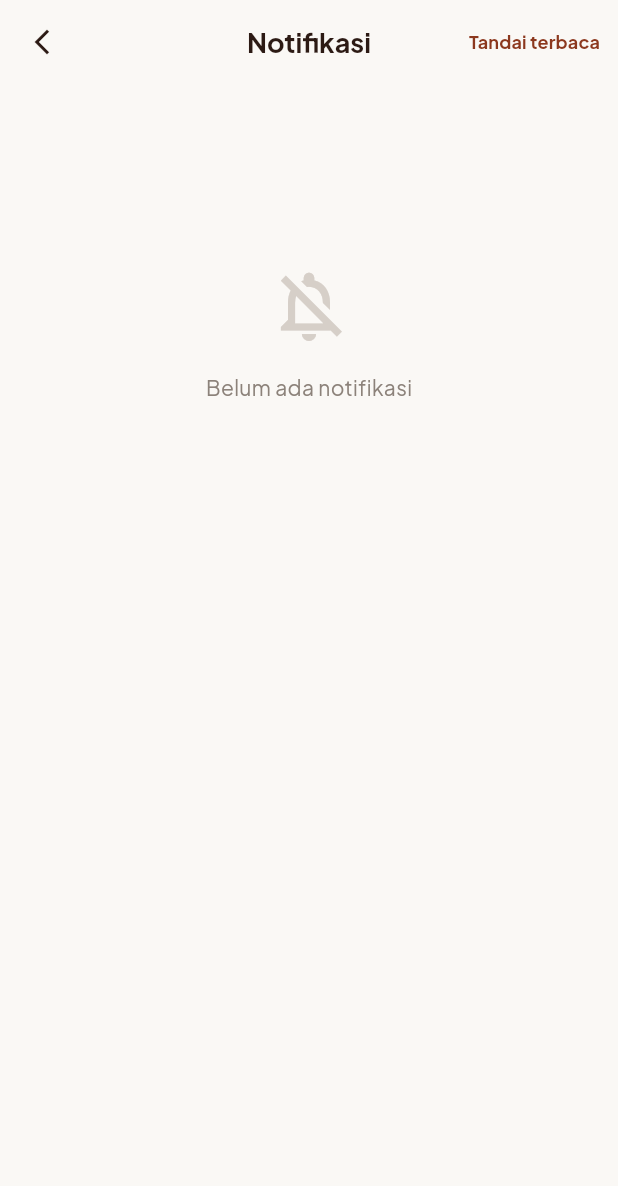
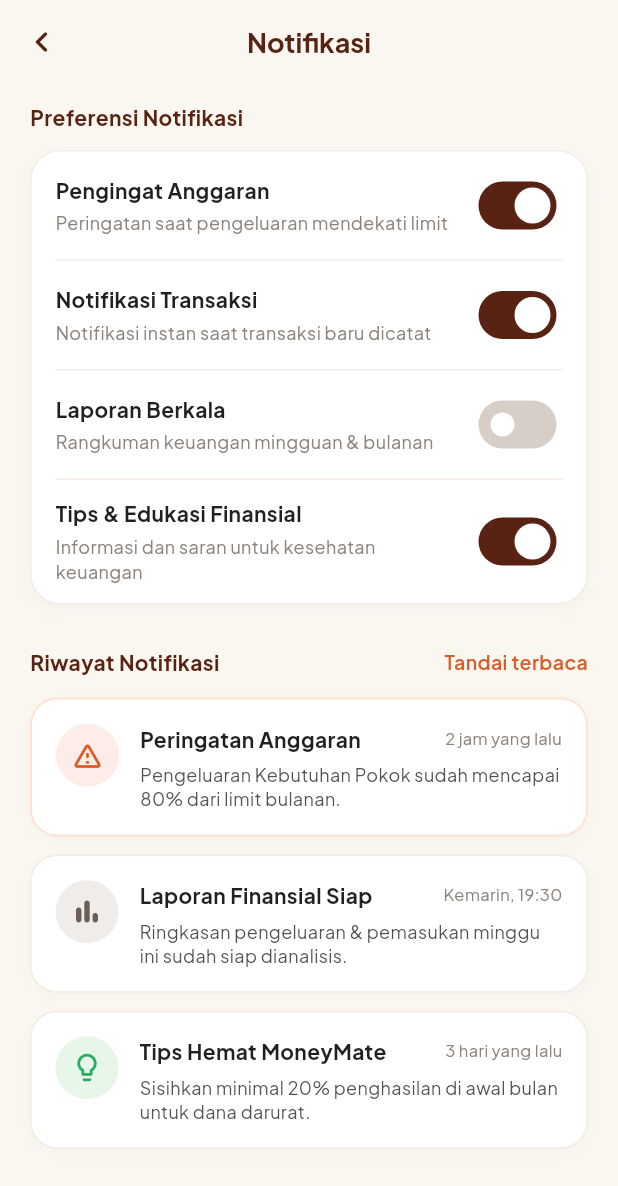
Before and after one commit to keisyalanika/MoneyMate, a Flutter app: the ProfileScreen screen opened directly, after a tap on "Notifikasi", on a phone screen of 412 x 824 dp. Shown: the top 1186 px of the screen. Run offline on Flutter 3.47's test engine with Material 3 defaults, Android fonts, the phone set to English and light mode, and no system bars; our stand-ins replace drift, flutter_secure_storage, google_fonts, google_sign_in, image_picker, shared_preferences; accounts and stored records are empty; generated files the repository leaves out were written again; network calls fail.

Commit message:
merubah beberapa tampilan di  setting dan menyingkronkan kembali

```diff
--- a/MOBILE/lib/navigation/app_router.dart
+++ b/MOBILE/lib/navigation/app_router.dart
@@ -13,6 +13,7 @@ import '../screens/dashboard_screen.dart';
 import '../screens/budget_screen.dart';
 import '../screens/edit_profile_screen.dart';
 import '../screens/notification_screen.dart';
+import '../screens/notification_settings_screen.dart';
 import '../screens/connect_bank_screen.dart';
 import '../screens/security_screen.dart';
 import '../screens/help_center_screen.dart';
@@ -78,7 +79,7 @@ class AppRouter {
       case editProfile:
         return MaterialPageRoute(builder: (_) => const EditProfileScreen());
       case profileNotification:
-        return MaterialPageRoute(builder: (_) => const NotificationScreen());
+        return MaterialPageRoute(builder: (_) => const NotificationSettingsScreen());
       case connectBank:
         return MaterialPageRoute(builder: (_) => const ConnectBankScreen());
       case security:
--- /dev/null
+++ b/MOBILE/lib/screens/notification_settings_screen.dart
@@ -0,0 +1,584 @@
+import 'package:flutter/material.dart';
+import 'package:intl/intl.dart';
+import 'package:shared_preferences/shared_preferences.dart';
+import '../services/api_service.dart';
+import '../utils/theme.dart';
+
+class NotificationSettingsScreen extends StatefulWidget {
+  const NotificationSettingsScreen({super.key});
+
+  @override
+  State<NotificationSettingsScreen> createState() => _NotificationSettingsScreenState();
+}
+
+class _NotificationSettingsScreenState extends State<NotificationSettingsScreen> {
+  bool _isLoading = true;
+
+  // Preferensi Notifikasi
+  bool _pengingatAnggaran = true;
+  bool _notifikasiTransaksi = true;
+  bool _laporanBerkala = false;
+  bool _tipsEdukasi = true;
+
+  // Riwayat Notifikasi dari Backend
+  List<Map<String, dynamic>> _notifications = [];
+
+  @override
+  void initState() {
+    super.initState();
+    _loadData();
+  }
+
+  /// Sinkronisasi Preferensi dan Riwayat Notifikasi dengan Backend
+  Future<void> _loadData() async {
+    setState(() => _isLoading = true);
+
+    try {
+      final prefs = await SharedPreferences.getInstance();
+
+      // 1. Ambil Pengaturan dari Backend (GET /api/settings)
+      final beSettings = await ApiService.fetchUserSettings();
+      final beNotifEnabled = beSettings['notification_enabled'];
+      final bool isGloballyEnabled = beNotifEnabled == 1 || beNotifEnabled == true;
+
+      if (!isGloballyEnabled) {
+        // Jika di backend dinonaktifkan secara global
+        _pengingatAnggaran = false;
+        _notifikasiTransaksi = false;
+        _laporanBerkala = false;
+        _tipsEdukasi = false;
+      } else {
+        // Ambil preferensi granular lokal
+        _pengingatAnggaran = prefs.getBool('pref_pengingat_anggaran') ?? true;
+        _notifikasiTransaksi = prefs.getBool('pref_notifikasi_transaksi') ?? true;
+        _laporanBerkala = prefs.getBool('pref_laporan_berkala') ?? false;
+        _tipsEdukasi = prefs.getBool('pref_tips_edukasi') ?? true;
+      }
+
+      // 2. Ambil Riwayat Notifikasi dari Backend (GET /api/notifications)
+      final remoteList = await ApiService.fetchNotifications();
+
+      if (remoteList.isNotEmpty) {
+        _notifications = remoteList.map((item) {
+          final title = (item['title'] ?? 'Pemberitahuan').toString();
+          final message = (item['message'] ?? item['body'] ?? '').toString();
+          final isRead = item['is_read'] == true || item['is_read'] == 1;
+          final style = _resolveStyle(title, message);
+
+          return {
+            'id': item['id'],
+            'title': title,
+            'description': message,
+            'time': _formatTime(item['created_at']),
+            'icon': style['icon'],
+            'iconColor': style['iconColor'],
+            'iconBgColor': style['iconBgColor'],
+            'isWarning': style['isWarning'],
+            'isUnread': !isRead,
+          };
+        }).toList();
+      } else {
+        // Fallback contoh realistis jika database backend belum memiliki notifikasi
+        _notifications = [
+          {
+            'id': null,
+            'title': 'Peringatan Anggaran',
+            'description': 'Pengeluaran Kebutuhan Pokok sudah mencapai 80% dari limit bulanan.',
+            'time': '2 jam yang lalu',
+            'icon': Icons.warning_amber_rounded,
+            'iconColor': const Color(0xFFD95B27),
+            'iconBgColor': const Color(0xFFFDECE7),
+            'isWarning': true,
+            'isUnread': true,
+          },
+          {
+            'id': null,
+            'title': 'Laporan Finansial Siap',
+            'description': 'Ringkasan pengeluaran & pemasukan minggu ini sudah siap dianalisis.',
+            'time': 'Kemarin, 19:30',
+            'icon': Icons.bar_chart_rounded,
+            'iconColor': const Color(0xFF6B5E57),
+            'iconBgColor': const Color(0xFFEFECE9),
+            'isWarning': false,
+            'isUnread': false,
+          },
+          {
+            'id': null,
+            'title': 'Tips Hemat MoneyMate',
+            'description': 'Sisihkan minimal 20% penghasilan di awal bulan untuk dana darurat.',
+            'time': '3 hari yang lalu',
+            'icon': Icons.lightbulb_outline_rounded,
+            'iconColor': const Color(0xFF27AE60),
+            'iconBgColor': const Color(0xFFE8F5E9),
+            'isWarning': false,
+            'isUnread': false,
+          },
+        ];
+      }
+    } catch (_) {
+      // Pertahankan data saat offline
+    } finally {
+      if (mounted) {
+        setState(() => _isLoading = false);
+      }
+    }
+  }
+
+  /// Format waktu ramah pengguna
+  String _formatTime(dynamic raw) {
+    if (raw == null) return 'Baru saja';
+    try {
+      final dt = DateTime.parse(raw.toString()).toLocal();
+      final now = DateTime.now();
+      final diff = now.difference(dt);
+
+      if (diff.inMinutes < 60) {
+        return diff.inMinutes <= 1 ? 'Baru saja' : '${diff.inMinutes} menit yang lalu';
+      } else if (diff.inHours < 24) {
+        return '${diff.inHours} jam yang lalu';
+      } else if (diff.inDays == 1) {
+        return 'Kemarin, ${DateFormat('HH:mm').format(dt)}';
+      } else if (diff.inDays < 7) {
+        return '${diff.inDays} hari yang lalu';
+      } else {
+        return DateFormat('dd MMM, HH:mm').format(dt);
+      }
+    } catch (_) {
+      return raw.toString();
+    }
+  }
+
+  /// Tentukan ikon dan warna badge berdasarkan kategori pesan
+  Map<String, dynamic> _resolveStyle(String title, String desc) {
+    final combined = ('$title $desc').toLowerCase();
+    if (combined.contains('anggaran') ||
+        combined.contains('peringatan') ||
+        combined.contains('limit') ||
+        combined.contains('overbudget') ||
+        combined.contains('bahaya') ||
+        combined.contains('80%') ||
+        combined.contains('⚠️')) {
+      return {
+        'icon': Icons.warning_amber_rounded,
+        'iconColor': const Color(0xFFD95B27),
+        'iconBgColor': const Color(0xFFFDECE7),
+        'isWarning': true,
+      };
+    } else if (combined.contains('laporan') ||
+        combined.contains('finansial') ||
+        combined.contains('ringkasan') ||
+        combined.contains('analisis') ||
+        combined.contains('mingguan') ||
+        combined.contains('rekap')) {
+      return {
+        'icon': Icons.bar_chart_rounded,
+        'iconColor': const Color(0xFF6B5E57),
+        'iconBgColor': const Color(0xFFEFECE9),
+        'isWarning': false,
+      };
+    } else if (combined.contains('tips') ||
+        combined.contains('hemat') ||
+        combined.contains('edukasi') ||
+        combined.contains('darurat') ||
+        combined.contains('ide') ||
+        combined.contains('saran') ||
+        combined.contains('promo')) {
+      return {
+        'icon': Icons.lightbulb_outline_rounded,
+        'iconColor': const Color(0xFF27AE60),
+        'iconBgColor': const Color(0xFFE8F5E9),
+        'isWarning': false,
+      };
+    }
+    return {
+      'icon': Icons.notifications_rounded,
+      'iconColor': AppColors.primaryBrown,
+      'iconBgColor': const Color(0xFFF2ECE6),
+      'isWarning': false,
+    };
+  }
+
+  /// Simpan preferensi notifikasi ke Local Storage dan Backend (PUT /api/settings)
+  Future<void> _updatePreference(String key, bool value) async {
+    final prefs = await SharedPreferences.getInstance();
+    await prefs.setBool(key, value);
+
+    // Hitung apakah setidaknya ada satu preferensi yang aktif
+    final hasActive = _pengingatAnggaran || _notifikasiTransaksi || _laporanBerkala || _tipsEdukasi;
+
+    // Sinkronkan ke Backend
+    await ApiService.updateUserSettings({
+      'notification_enabled': hasActive,
+    });
+  }
+
+  /// Tandai semua notifikasi terbaca di Backend (PUT /api/notifications/read-all)
+  Future<void> _markAllAsRead() async {
+    setState(() {
+      for (var n in _notifications) {
+        n['isUnread'] = false;
+      }
+    });
+
+    // Panggil endpoint Backend
+    await ApiService.markAllNotificationsAsRead();
+
+    if (mounted) {
+      ScaffoldMessenger.of(context).showSnackBar(
+        SnackBar(
+          content: const Text(
+            'Semua notifikasi telah ditandai terbaca',
+            style: TextStyle(fontSize: 13, color: Colors.white),
+          ),
+          backgroundColor: AppColors.primaryBrown,
+          behavior: SnackBarBehavior.floating,
+          shape: RoundedRectangleBorder(borderRadius: BorderRadius.circular(10)),
+          duration: const Duration(seconds: 2),
+        ),
+      );
+    }
+  }
+
+  /// Tandai satu notifikasi terbaca di Backend (PUT /api/notifications/:id/read)
+  Future<void> _markOneAsRead(Map<String, dynamic> item) async {
+    if (item['isUnread'] != true) return;
+
+    setState(() {
+      item['isUnread'] = false;
+    });
+
+    if (item['id'] is int) {
+      await ApiService.markNotificationAsRead(item['id'] as int);
+    }
+  }
+
+  @override
+  Widget build(BuildContext context) {
+    return Scaffold(
+      backgroundColor: AppColors.background, // #FAF6F0
+      appBar: AppBar(
+        backgroundColor: AppColors.background,
+        elevation: 0,
+        centerTitle: true,
+        leading: IconButton(
+          icon: const Icon(
+            Icons.chevron_left_rounded,
+            color: AppColors.primaryBrown,
+            size: 28,
+          ),
+          onPressed: () => Navigator.pop(context),
+        ),
+        title: const Text(
+          'Notifikasi',
+          style: TextStyle(
+            color: AppColors.primaryBrown,
+            fontSize: 18,
+            fontWeight: FontWeight.bold,
+          ),
+        ),
+      ),
+      body: RefreshIndicator(
+        color: AppColors.primaryBrown,
+        backgroundColor: Colors.white,
+        onRefresh: _loadData,
+        child: SingleChildScrollView(
+          physics: const AlwaysScrollableScrollPhysics(parent: BouncingScrollPhysics()),
+          padding: const EdgeInsets.symmetric(horizontal: 20, vertical: 12),
+          child: Column(
+            crossAxisAlignment: CrossAxisAlignment.start,
+            children: [
+              // ================= 1. PREFERENSI NOTIFIKASI =================
+              const Text(
+                'Preferensi Notifikasi',
+                style: TextStyle(
+                  fontSize: 14,
+                  fontWeight: FontWeight.w700,
+                  color: AppColors.primaryBrown,
+                ),
+              ),
+              const SizedBox(height: 12),
+
+              Container(
+                decoration: BoxDecoration(
+                  color: Colors.white,
+                  borderRadius: BorderRadius.circular(20),
+                  border: Border.all(color: const Color(0xFFF2ECE6), width: 1),
+                  boxShadow: [
+                    BoxShadow(
+                      color: Colors.black.withOpacity(0.02),
+                      blurRadius: 10,
+                      offset: const Offset(0, 4),
+                    ),
+                  ],
+                ),
+                child: Column(
+                  children: [
+                    _buildSwitchTile(
+                      title: 'Pengingat Anggaran',
+                      subtitle: 'Peringatan saat pengeluaran mendekati limit',
+                      value: _pengingatAnggaran,
+                      onChanged: (val) {
+                        setState(() => _pengingatAnggaran = val);
+                        _updatePreference('pref_pengingat_anggaran', val);
+                      },
+                    ),
+                    const Padding(
+                      padding: EdgeInsets.symmetric(horizontal: 16),
+                      child: Divider(height: 1, thickness: 1, color: Color(0xFFF3ECE6)),
+                    ),
+                    _buildSwitchTile(
+                      title: 'Notifikasi Transaksi',
+                      subtitle: 'Notifikasi instan saat transaksi baru dicatat',
+                      value: _notifikasiTransaksi,
+                      onChanged: (val) {
+                        setState(() => _notifikasiTransaksi = val);
+                        _updatePreference('pref_notifikasi_transaksi', val);
+                      },
+                    ),
+                    const Padding(
+                      padding: EdgeInsets.symmetric(horizontal: 16),
+                      child: Divider(height: 1, thickness: 1, color: Color(0xFFF3ECE6)),
+                    ),
+                    _buildSwitchTile(
+                      title: 'Laporan Berkala',
+                      subtitle: 'Rangkuman keuangan mingguan & bulanan',
+                      value: _laporanBerkala,
+                      onChanged: (val) {
+                        setState(() => _laporanBerkala = val);
+                        _updatePreference('pref_laporan_berkala', val);
+                      },
+                    ),
+                    const Padding(
+                      padding: EdgeInsets.symmetric(horizontal: 16),
+                      child: Divider(height: 1, thickness: 1, color: Color(0xFFF3ECE6)),
+                    ),
+                    _buildSwitchTile(
+                      title: 'Tips & Edukasi Finansial',
+                      subtitle: 'Informasi dan saran untuk kesehatan keuangan',
+                      value: _tipsEdukasi,
+                      onChanged: (val) {
+                        setState(() => _tipsEdukasi = val);
+                        _updatePreference('pref_tips_edukasi', val);
+                      },
+                    ),
+                  ],
+                ),
+              ),
+
+              const SizedBox(height: 28),
+
+              // ================= 2. RIWAYAT NOTIFIKASI =================
+              Row(
+                mainAxisAlignment: MainAxisAlignment.spaceBetween,
+                children: [
+                  const Text(
+                    'Riwayat Notifikasi',
+                    style: TextStyle(
+                      fontSize: 14,
+                      fontWeight: FontWeight.w700,
+                      color: AppColors.primaryBrown,
+                    ),
+                  ),
+                  GestureDetector(
+                    onTap: _markAllAsRead,
+                    child: const Text(
+                      'Tandai terbaca',
+                      style: TextStyle(
+                        fontSize: 13,
+                        fontWeight: FontWeight.w600,
+                        color: AppColors.accentOrange,
+                      ),
+                    ),
+                  ),
+                ],
+              ),
+              const SizedBox(height: 14),
+
+              if (_isLoading)
+                const Padding(
+                  padding: EdgeInsets.symmetric(vertical: 36),
+                  child: Center(
+                    child: CircularProgressIndicator(color: AppColors.primaryBrown),
+                  ),
+                )
+              else if (_notifications.isEmpty)
+                Container(
+                  width: double.infinity,
+                  padding: const EdgeInsets.symmetric(vertical: 32, horizontal: 16),
+                  decoration: BoxDecoration(
+                    color: Colors.white,
+                    borderRadius: BorderRadius.circular(16),
+                    border: Border.all(color: const Color(0xFFF0EBE5), width: 1),
+                  ),
+                  child: const Column(
+                    children: [
+                      Icon(Icons.notifications_off_outlined, color: AppColors.textMuted, size: 36),
+                      SizedBox(height: 8),
+                      Text(
+                        'Belum ada riwayat notifikasi',
+                        style: TextStyle(fontSize: 13, color: AppColors.textMuted),
+                      ),
+                    ],
+                  ),
+                )
+              else
+                ListView.separated(
+                  shrinkWrap: true,
+                  physics: const NeverScrollableScrollPhysics(),
+                  itemCount: _notifications.length,
+                  separatorBuilder: (_, __) => const SizedBox(height: 12),
+                  itemBuilder: (context, index) {
+                    final item = _notifications[index];
+                    return _buildNotificationCard(item);
+                  },
+                ),
+
+              const SizedBox(height: 32),
+            ],
+          ),
+        ),
+      ),
+    );
+  }
+
+  Widget _buildSwitchTile({
+    required String title,
+    required String subtitle,
+    required bool value,
+    required ValueChanged<bool> onChanged,
+  }) {
+    return Padding(
+      padding: const EdgeInsets.symmetric(horizontal: 16, vertical: 12),
+      child: Row(
+        children: [
+          Expanded(
+            child: Column(
+              crossAxisAlignment: CrossAxisAlignment.start,
+              children: [
+                Text(
+                  title,
+                  style: const TextStyle(
+                    fontSize: 14,
+                    fontWeight: FontWeight.bold,
+                    color: AppColors.textDark,
+                  ),
+                ),
+                const SizedBox(height: 4),
+                Text(
+                  subtitle,
+                  style: const TextStyle(
+                    fontSize: 12,
+                    color: AppColors.textMuted,
+                    fontWeight: FontWeight.w400,
+                  ),
+                ),
+              ],
+            ),
+          ),
+          const SizedBox(width: 8),
+          Switch(
+            value: value,
+            onChanged: onChanged,
+            activeColor: Colors.white,
+            activeTrackColor: AppColors.primaryBrown,
+            inactiveThumbColor: Colors.white,
+            inactiveTrackColor: const Color(0xFFD6CEC7),
+            trackOutlineColor: MaterialStateProperty.all(Colors.transparent),
+          ),
+        ],
+      ),
+    );
+  }
+
+  Widget _buildNotificationCard(Map<String, dynamic> item) {
+    final bool isUnread = item['isUnread'] == true;
+    final bool isWarning = item['isWarning'] == true;
+
+    return GestureDetector(
+      onTap: () => _markOneAsRead(item),
+      child: Container(
+        padding: const EdgeInsets.all(16),
+        decoration: BoxDecoration(
+          color: Colors.white,
+          borderRadius: BorderRadius.circular(18),
+          border: Border.all(
+            color: isUnread && isWarning
+                ? const Color(0xFFFDE3D3)
+                : (isUnread ? const Color(0xFFFCE9DE) : const Color(0xFFF0EBE5)),
+            width: isUnread ? 1.4 : 1.0,
+          ),
+          boxShadow: [
+            BoxShadow(
+              color: Colors.black.withOpacity(0.015),
+              blurRadius: 8,
+              offset: const Offset(0, 3),
+            ),
+          ],
+        ),
+        child: Row(
+          crossAxisAlignment: CrossAxisAlignment.start,
+          children: [
+            // Icon Bulat
+            Container(
+              width: 42,
+              height: 42,
+              decoration: BoxDecoration(
+                color: item['iconBgColor'] as Color? ?? const Color(0xFFF2ECE6),
+                shape: BoxShape.circle,
+              ),
+              child: Icon(
+                item['icon'] as IconData? ?? Icons.notifications_rounded,
+                color: item['iconColor'] as Color? ?? AppColors.primaryBrown,
+                size: 22,
+              ),
+            ),
+            const SizedBox(width: 14),
+
+            // Teks Notifikasi
+            Expanded(
+              child: Column(
+                crossAxisAlignment: CrossAxisAlignment.start,
+                children: [
+                  Row(
+                    mainAxisAlignment: MainAxisAlignment.spaceBetween,
+                    children: [
+                      Expanded(
+                        child: Text(
+                          item['title']?.toString() ?? '',
+                          style: const TextStyle(
+                            fontSize: 14,
+                            fontWeight: FontWeight.bold,
+                            color: AppColors.textDark,
+                          ),
+                          maxLines: 1,
+                          overflow: TextOverflow.ellipsis,
+                        ),
+                      ),
+                      const SizedBox(width: 8),
+                      Text(
+                        item['time']?.toString() ?? '',
+                        style: const TextStyle(
+                          fontSize: 11,
+                          color: AppColors.textMuted,
+                        ),
+                      ),
+                    ],
+                  ),
+                  const SizedBox(height: 6),
+                  Text(
+                    item['description']?.toString() ?? '',
+                    style: const TextStyle(
+                      fontSize: 12,
+                      color: Color(0xFF55504C),
+                      height: 1.35,
+                    ),
+                  ),
+                ],
+              ),
+            ),
+          ],
+        ),
+      ),
+    );
+  }
+}
--- a/MOBILE/lib/screens/profile_screen.dart
+++ b/MOBILE/lib/screens/profile_screen.dart
@@ -2,7 +2,7 @@ import 'package:flutter/material.dart';
 import 'package:provider/provider.dart';
 import '../navigation/app_router.dart';
 import '../services/auth_provider.dart';
-import 'notification_screen.dart';
+import 'notification_settings_screen.dart';
 import '../utils/theme.dart';
 import '../widgets/user_avatar.dart';
 
@@ -163,7 +163,7 @@ class _ProfileScreenState extends State<ProfileScreen> {
                     icon: Icons.notifications_rounded,
                     title: 'Notifikasi',
                     onTap: () {
-                      Navigator.push(context, MaterialPageRoute(builder: (context) => const NotificationScreen()));
+                      Navigator.push(context, MaterialPageRoute(builder: (context) => const NotificationSettingsScreen()));
                     },
                   ),
                   _buildMenuCard(
```
Also changed, not shown: MOBILE/lib/screens/splash_screen.dart (+8 -5 lines), MOBILE/assets/logo.png (added), MOBILE/assets/moneymate_logo.png (added), 52 other files.
